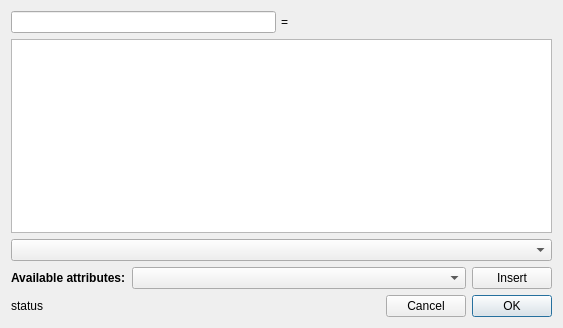
Before: the Qt Designer form specviz/plugins/arithmetic/equation_editor.ui in spacetelescope/specviz, drawn with Qt 5.
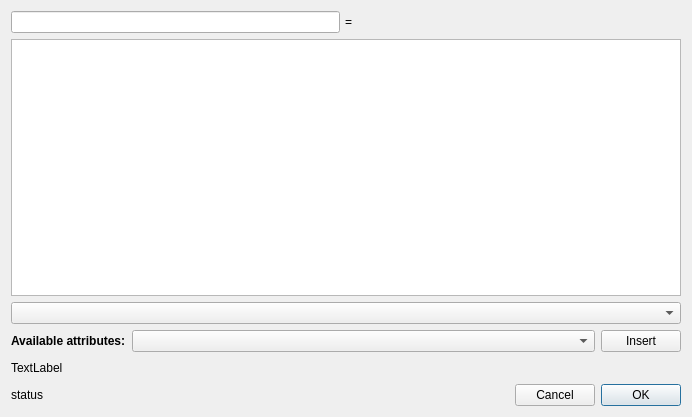
After: the same form once the commit is applied.

Commit message: Made minor changes to UI and added example text in equation editor

The edit to the form file:
```diff
--- a/specviz/plugins/arithmetic/equation_editor.ui
+++ b/specviz/plugins/arithmetic/equation_editor.ui
@@ -6,8 +6,8 @@
    <rect>
     <x>0</x>
     <y>0</y>
-    <width>563</width>
-    <height>328</height>
+    <width>692</width>
+    <height>417</height>
    </rect>
   </property>
   <property name="windowTitle">
@@ -45,7 +45,14 @@
     </layout>
    </item>
    <item>
-    <widget class="QTextEdit" name="expression"/>
+    <widget class="QTextEdit" name="expression">
+     <property name="minimumSize">
+      <size>
+       <width>0</width>
+       <height>150</height>
+      </size>
+     </property>
+    </widget>
    </item>
    <item>
     <widget class="QComboBox" name="combosel_data"/>
@@ -99,6 +106,30 @@
      </item>
     </layout>
    </item>
+   <item>
+    <layout class="QHBoxLayout" name="horizontalLayout">
+     <item>
+      <widget class="QLabel" name="example_label">
+       <property name="text">
+        <string>TextLabel</string>
+       </property>
+      </widget>
+     </item>
+     <item>
+      <spacer name="horizontalSpacer_3">
+       <property name="orientation">
+        <enum>Qt::Horizontal</enum>
+       </property>
+       <property name="sizeHint" stdset="0">
+        <size>
+         <width>40</width>
+         <height>20</height>
+        </size>
+       </property>
+      </spacer>
+     </item>
+    </layout>
+   </item>
    <item>
     <layout class="QHBoxLayout" name="horizontalLayout_5">
      <item>
```
The commit also changes 1 other file.
